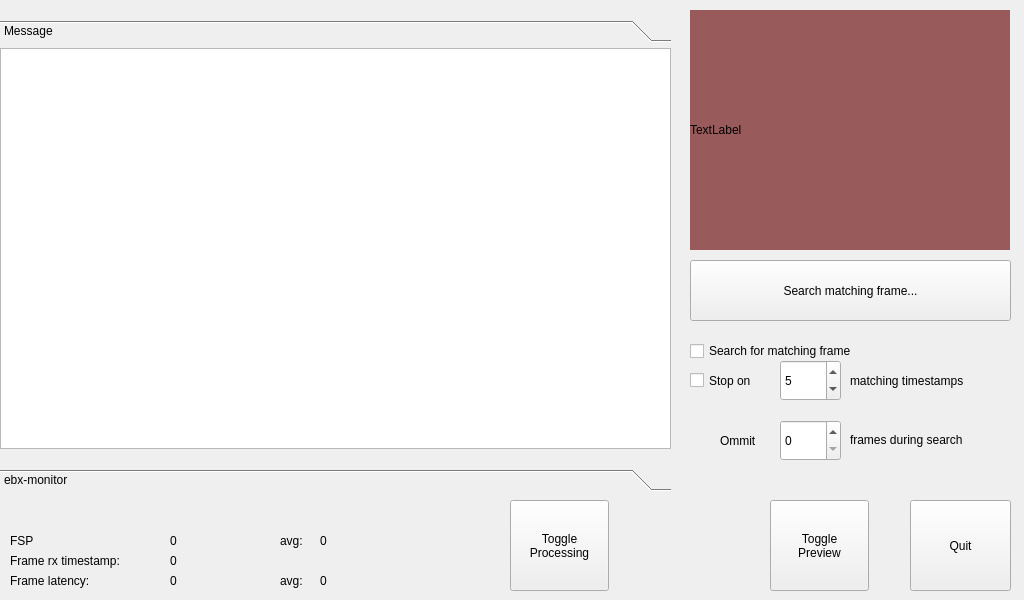
The window that eyetrackerwindow.ui (EBXFS15/EyeTrackerQt) describes before a commit, drawn with Qt 5.
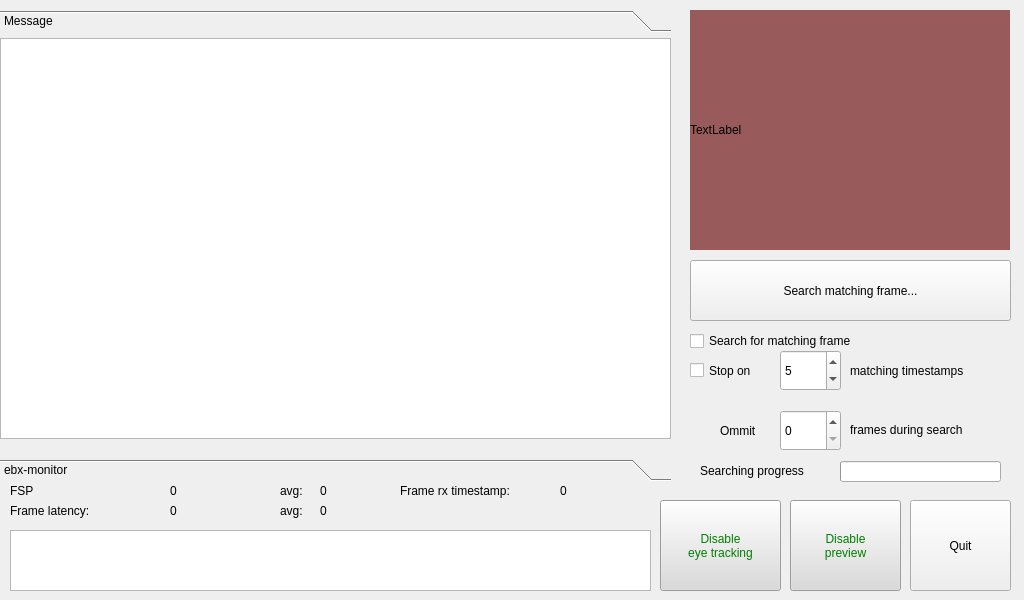
The same window after the commit.

```diff
--- a/eyetrackerwindow.ui
+++ b/eyetrackerwindow.ui
@@ -13,6 +13,12 @@
   <property name="windowTitle">
    <string>EyeTrackerWindow</string>
   </property>
+  <property name="autoFillBackground">
+   <bool>false</bool>
+  </property>
+  <property name="dockNestingEnabled">
+   <bool>false</bool>
+  </property>
   <widget class="QWidget" name="centralWidget">
    <property name="minimumSize">
     <size>
@@ -59,7 +65,7 @@
     <property name="geometry">
      <rect>
       <x>0</x>
-      <y>20</y>
+      <y>10</y>
       <width>671</width>
       <height>471</height>
      </rect>
@@ -123,8 +129,8 @@
    <widget class="QLabel" name="label_rxtime">
     <property name="geometry">
      <rect>
-      <x>10</x>
-      <y>550</y>
+      <x>400</x>
+      <y>480</y>
       <width>161</width>
       <height>21</height>
      </rect>
@@ -136,8 +142,8 @@
    <widget class="QLabel" name="label_rxtime_txt">
     <property name="geometry">
      <rect>
-      <x>170</x>
-      <y>550</y>
+      <x>560</x>
+      <y>480</y>
       <width>111</width>
       <height>21</height>
      </rect>
@@ -150,7 +156,7 @@
     <property name="geometry">
      <rect>
       <x>170</x>
-      <y>570</y>
+      <y>500</y>
       <width>111</width>
       <height>21</height>
      </rect>
@@ -163,7 +169,7 @@
     <property name="geometry">
      <rect>
       <x>10</x>
-      <y>570</y>
+      <y>500</y>
       <width>151</width>
       <height>21</height>
      </rect>
@@ -176,7 +182,7 @@
     <property name="geometry">
      <rect>
       <x>280</x>
-      <y>570</y>
+      <y>500</y>
       <width>31</width>
       <height>21</height>
      </rect>
@@ -189,7 +195,7 @@
     <property name="geometry">
      <rect>
       <x>320</x>
-      <y>570</y>
+      <y>500</y>
       <width>131</width>
       <height>21</height>
      </rect>
@@ -201,29 +207,58 @@
    <widget class="QPushButton" name="btn_disable_processing">
     <property name="geometry">
      <rect>
-      <x>510</x>
+      <x>660</x>
       <y>500</y>
-      <width>99</width>
+      <width>121</width>
       <height>91</height>
      </rect>
     </property>
+    <property name="autoFillBackground">
+     <bool>false</bool>
+    </property>
+    <property name="styleSheet">
+     <string notr="true">color: green;
+background-color: rgb(218, 218, 218);</string>
+    </property>
     <property name="text">
-     <string>Toggle
-Processing</string>
+     <string>Disable
+eye tracking</string>
+    </property>
+    <property name="autoDefault">
+     <bool>false</bool>
+    </property>
+    <property name="flat">
+     <bool>false</bool>
     </property>
    </widget>
    <widget class="QPushButton" name="btn_disable_preview">
     <property name="geometry">
      <rect>
-      <x>770</x>
+      <x>790</x>
       <y>500</y>
-      <width>99</width>
+      <width>111</width>
       <height>91</height>
      </rect>
     </property>
+    <property name="autoFillBackground">
+     <bool>false</bool>
+    </property>
+    <property name="styleSheet">
+     <string notr="true">color: green;
+background-color: rgb(218, 218, 218);</string>
+    </property>
     <property name="text">
-     <string>Toggle
-Preview</string>
+     <string>Disable
+preview</string>
+    </property>
+    <property name="autoDefault">
+     <bool>false</bool>
+    </property>
+    <property name="default">
+     <bool>false</bool>
+    </property>
+    <property name="flat">
+     <bool>false</bool>
     </property>
    </widget>
    <widget class="QPushButton" name="btn_intercept">
@@ -243,7 +278,7 @@
     <property name="geometry">
      <rect>
       <x>320</x>
-      <y>530</y>
+      <y>480</y>
       <width>131</width>
       <height>21</height>
      </rect>
@@ -256,7 +291,7 @@
     <property name="geometry">
      <rect>
       <x>280</x>
-      <y>530</y>
+      <y>480</y>
       <width>31</width>
       <height>21</height>
      </rect>
@@ -269,7 +304,7 @@
     <property name="geometry">
      <rect>
       <x>10</x>
-      <y>530</y>
+      <y>480</y>
       <width>161</width>
       <height>21</height>
      </rect>
@@ -282,7 +317,7 @@
     <property name="geometry">
      <rect>
       <x>170</x>
-      <y>530</y>
+      <y>480</y>
       <width>111</width>
       <height>21</height>
      </rect>
@@ -295,7 +330,7 @@
     <property name="geometry">
      <rect>
       <x>690</x>
-      <y>340</y>
+      <y>330</y>
       <width>221</width>
       <height>22</height>
      </rect>
@@ -308,7 +343,7 @@
     <property name="geometry">
      <rect>
       <x>690</x>
-      <y>360</y>
+      <y>350</y>
       <width>91</width>
       <height>41</height>
      </rect>
@@ -330,7 +365,7 @@
     <property name="geometry">
      <rect>
       <x>780</x>
-      <y>360</y>
+      <y>350</y>
       <width>61</width>
       <height>41</height>
      </rect>
@@ -343,7 +378,7 @@
     <property name="geometry">
      <rect>
       <x>720</x>
-      <y>430</y>
+      <y>420</y>
       <width>61</width>
       <height>21</height>
      </rect>
@@ -356,7 +391,7 @@
     <property name="geometry">
      <rect>
       <x>850</x>
-      <y>370</y>
+      <y>360</y>
       <width>161</width>
       <height>21</height>
      </rect>
@@ -369,7 +404,7 @@
     <property name="geometry">
      <rect>
       <x>780</x>
-      <y>420</y>
+      <y>410</y>
       <width>61</width>
       <height>41</height>
      </rect>
@@ -379,7 +414,7 @@
     <property name="geometry">
      <rect>
       <x>850</x>
-      <y>430</y>
+      <y>420</y>
       <width>161</width>
       <height>20</height>
      </rect>
@@ -388,6 +423,60 @@
      <string>frames during search</string>
     </property>
    </widget>
+   <widget class="QGraphicsView" name="matchingStatus">
+    <property name="geometry">
+     <rect>
+      <x>10</x>
+      <y>530</y>
+      <width>641</width>
+      <height>61</height>
+     </rect>
+    </property>
+    <property name="sizePolicy">
+     <sizepolicy hsizetype="Fixed" vsizetype="Fixed">
+      <horstretch>0</horstretch>
+      <verstretch>0</verstretch>
+     </sizepolicy>
+    </property>
+    <property name="verticalScrollBarPolicy">
+     <enum>Qt::ScrollBarAlwaysOff</enum>
+    </property>
+    <property name="horizontalScrollBarPolicy">
+     <enum>Qt::ScrollBarAlwaysOff</enum>
+    </property>
+   </widget>
+   <widget class="QLabel" name="label_5">
+    <property name="geometry">
+     <rect>
+      <x>700</x>
+      <y>460</y>
+      <width>131</width>
+      <height>21</height>
+     </rect>
+    </property>
+    <property name="text">
+     <string>Searching progress</string>
+    </property>
+   </widget>
+   <widget class="QProgressBar" name="pbar_reading">
+    <property name="geometry">
+     <rect>
+      <x>840</x>
+      <y>461</y>
+      <width>161</width>
+      <height>21</height>
+     </rect>
+    </property>
+    <property name="maximum">
+     <number>200</number>
+    </property>
+    <property name="value">
+     <number>0</number>
+    </property>
+    <property name="textVisible">
+     <bool>false</bool>
+    </property>
+   </widget>
   </widget>
  </widget>
  <layoutdefault spacing="6" margin="11"/>
```
